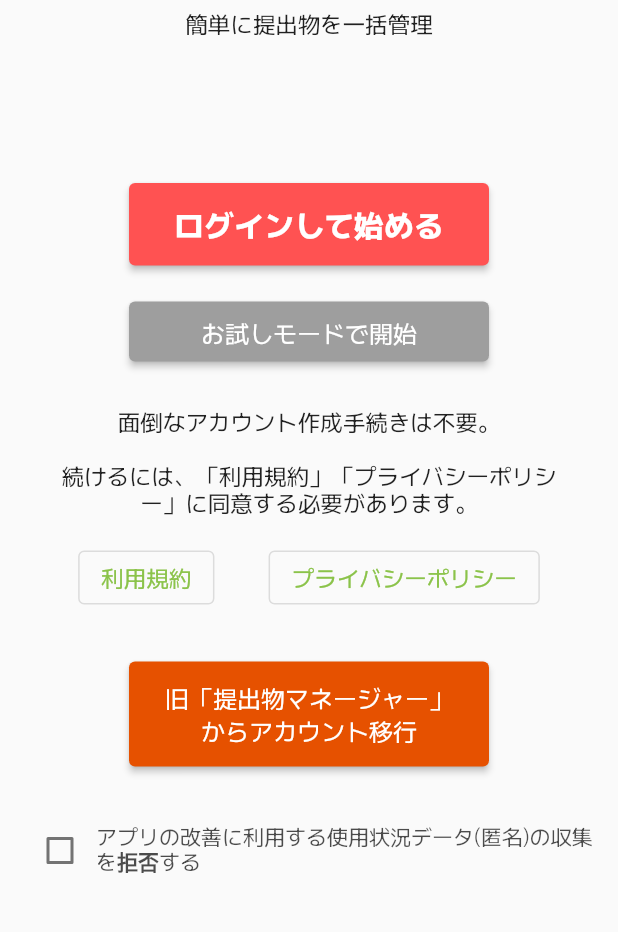
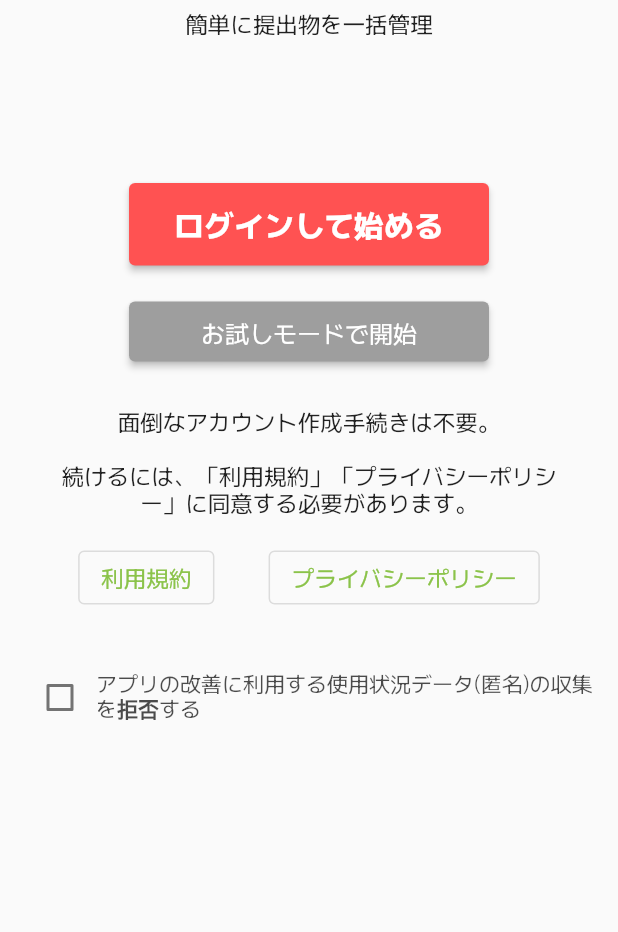
Before and after one commit to chika3742/submon_flt, a Flutter app: the screen it shows after launch, on a phone screen of 412 x 824 dp, the part 222-1154 px from its top. Run offline on Flutter 3.47's test engine with Material 2 defaults, Android fonts, the phone set to English and light mode, and no system bars; our stand-ins replace audioplayers, cloud_firestore, cloud_functions, device_info_plus, event_bus, firebase_analytics and 16 more; missing offline and left inert: extension_google_sign_in_as_googleapis_auth, googleapis; accounts and stored records are empty; generated files the repository leaves out were written again.

Commit message:
remove: データ移行のボタンを削除

```diff
--- a/lib/pages/welcome_page.dart
+++ b/lib/pages/welcome_page.dart
@@ -11,7 +11,6 @@ import 'package:submon/db/shared_prefs.dart';
 import 'package:submon/main.dart';
 import 'package:submon/pages/sign_in_page.dart';
 import 'package:submon/utils/ui.dart';
-import 'package:url_launcher/url_launcher_string.dart';
 
 import 'home_page.dart';
 
@@ -153,34 +152,6 @@ class _WelcomePageState extends State<WelcomePage> {
                       ),
                     ),
                   const SizedBox(height: 32),
-                  SizedBox(
-                    height: 70,
-                    width: 240,
-                    child: ElevatedButton(
-                      onPressed: () async {
-                        showSimpleDialog(
-                            context,
-                            "アカウント移行の流れについて",
-                            "アカウントのデータを旧「提出物マネージャー」から移行できます。アカウント移行専用ページを用意しましたので、アカウントは新規に作成し、データのみ旧版から移行する形になります。\n\n"
-                                "「次へ」をタップすると移行用サイトに移動します。詳細はこのサイトをご覧ください。",
-                            okText: "次へ",
-                            showCancel: true, onOKPressed: () async {
-                          launchUrlString("https://submon.chikach.net/migrate",
-                              mode: LaunchMode.externalApplication);
-                        });
-                      },
-                      style: ElevatedButton.styleFrom(
-                          backgroundColor: Colors.orange.shade900),
-                      child: const Text('旧「提出物マネージャー」\nからアカウント移行',
-                          style: TextStyle(
-                            color: Colors.white,
-                            fontSize: 16,
-                            height: 1.4,
-                          ),
-                          textAlign: TextAlign.center),
-                    ),
-                  ),
-                  const SizedBox(height: 32),
                   Row(
                     mainAxisSize: MainAxisSize.min,
                     children: [
```
